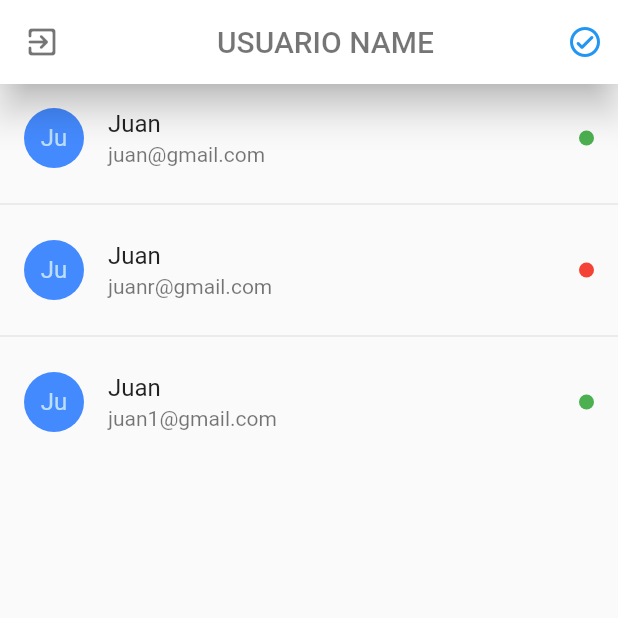
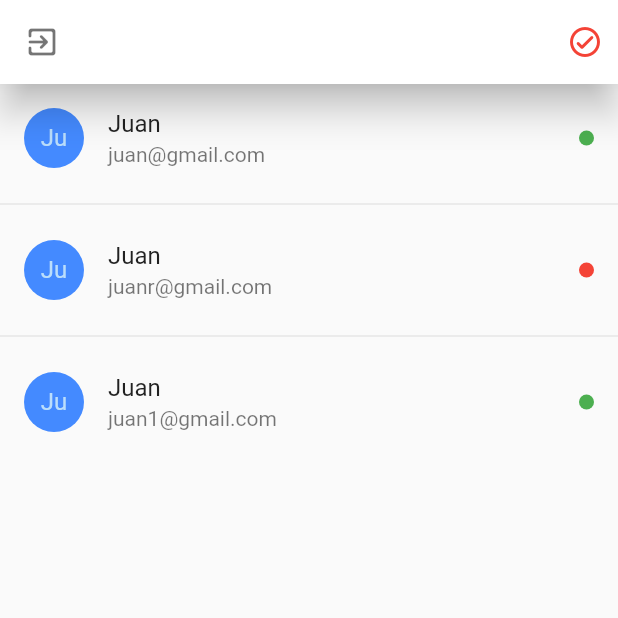
Before and after one commit to milone1/appChat_flutter, a Flutter app: the UserScreen screen opened by its route, on a phone screen of 412 x 824 dp, the top half of it. Run offline on Flutter 3.47's test engine with Material 2 defaults, Android fonts, the phone set to English and light mode, and no system bars; drawn by our look-alikes of pull_to_refresh; our stand-ins replace flutter_secure_storage, socket_io_client; accounts and stored records are empty; network calls fail.

Commit message:
add status online and offline

```diff
--- a/lib/Global/enviroments.dart
+++ b/lib/Global/enviroments.dart
@@ -5,6 +5,6 @@ class Enviroments {
       ? 'http://10.0.2.2:3000/api'
       : 'http://localhost:3000/api';
 
-  static String spcketUrl =
+  static String socketUrl =
       Platform.isAndroid ? 'http://10.0.2.2:3000' : 'http://localhost:3000';
 }
--- a/lib/main.dart
+++ b/lib/main.dart
@@ -1,5 +1,6 @@
 import 'package:appchat_flutter/routes/routes.dart';
 import 'package:appchat_flutter/services/auth_service.dart';
+import 'package:appchat_flutter/services/socket_service.dart';
 import 'package:flutter/material.dart';
 import 'package:provider/provider.dart';
 
@@ -11,7 +12,10 @@ class MyApp extends StatelessWidget {
   @override
   Widget build(BuildContext context) {
     return MultiProvider(
-      providers: [ChangeNotifierProvider(create: (_) => AuthService())],
+      providers: [
+        ChangeNotifierProvider(create: (_) => SocketService()),
+        ChangeNotifierProvider(create: (_) => AuthService()),
+      ],
       child: MaterialApp(
         debugShowCheckedModeBanner: false,
         title: 'Chat App',
--- a/lib/screens/loading_screen.dart
+++ b/lib/screens/loading_screen.dart
@@ -1,6 +1,7 @@
 import 'package:appchat_flutter/screens/login_screen.dart';
 import 'package:appchat_flutter/screens/user_screen.dart';
 import 'package:appchat_flutter/services/auth_service.dart';
+import 'package:appchat_flutter/services/socket_service.dart';
 import 'package:flutter/material.dart';
 import 'package:provider/provider.dart';
 
@@ -22,8 +23,10 @@ class LoadingScreen extends StatelessWidget {
 
   Future checkLoginState(BuildContext context) async {
     final authService = Provider.of<AuthService>(context, listen: false);
+    final socketService = Provider.of<SocketService>(context, listen: false);
     final autenticando = await authService.isLoggedIn();
     if (autenticando) {
+      socketService.connect();
       // ignore: use_build_context_synchronously
       Navigator.pushReplacement(
           context,
--- a/lib/screens/login_screen.dart
+++ b/lib/screens/login_screen.dart
@@ -1,5 +1,6 @@
 import 'package:appchat_flutter/Helpers/show_dialog.dart';
 import 'package:appchat_flutter/services/auth_service.dart';
+import 'package:appchat_flutter/services/socket_service.dart';
 import 'package:appchat_flutter/widgets/button_login.dart';
 import 'package:appchat_flutter/widgets/custom_input.dart';
 import 'package:flutter/material.dart';
@@ -53,6 +54,8 @@ class _Form extends StatelessWidget {
   @override
   Widget build(BuildContext context) {
     final authService = Provider.of<AuthService>(context);
+    final socketService = Provider.of<SocketService>(context);
+
     return Container(
       margin: const EdgeInsets.only(top: 40),
       padding: const EdgeInsets.symmetric(horizontal: 50),
@@ -82,6 +85,7 @@ class _Form extends StatelessWidget {
                     final loginOk = await authService.Login(
                         emailCtrl.text.trim(), passCtrl.text.trim());
                     if (loginOk) {
+                      socketService.connect();
                       // entrar a la ptra pantalla reemplazando la ruta que ya no se usara
                       Navigator.pushReplacementNamed(context, 'user');
                     } else {
--- a/lib/screens/user_screen.dart
+++ b/lib/screens/user_screen.dart
@@ -1,5 +1,8 @@
 import 'package:appchat_flutter/models/user.dart';
+import 'package:appchat_flutter/services/auth_service.dart';
+import 'package:appchat_flutter/services/socket_service.dart';
 import 'package:flutter/material.dart';
+import 'package:provider/provider.dart';
 import 'package:pull_to_refresh/pull_to_refresh.dart';
 
 class UserScreen extends StatefulWidget {
@@ -23,12 +26,15 @@ class _UserScreenState extends State<UserScreen> {
   ];
   @override
   Widget build(BuildContext context) {
+    final authService = Provider.of<AuthService>(context);
+    final socketService = Provider.of<SocketService>(context);
+    final user = authService.usuario;
     return Scaffold(
         appBar: AppBar(
-          title: const Center(
+          title: Center(
             child: Text(
-              "USUARIO NAME",
-              style: TextStyle(color: Colors.black54),
+              user.nombre,
+              style: const TextStyle(color: Colors.black54),
             ),
           ),
           elevation: 10,
@@ -38,14 +44,19 @@ class _UserScreenState extends State<UserScreen> {
               Icons.exit_to_app_rounded,
               color: Colors.black54,
             ),
-            onPressed: () {},
+            onPressed: () {
+              AuthService.deleteToken;
+              Navigator.pushReplacementNamed(context, 'login');
+            },
           ),
           actions: <Widget>[
             Container(
               margin: const EdgeInsets.only(right: 10),
-              child: const Icon(
+              child: Icon(
                 Icons.check_circle_outline_rounded,
-                color: Colors.blue,
+                color: (socketService.serverStatus == ServerStatus.Online
+                    ? Colors.blue
+                    : Colors.red),
               ),
             ),
           ],
--- /dev/null
+++ b/lib/services/socket_service.dart
@@ -0,0 +1,42 @@
+// ignore_for_file: constant_identifier_names
+
+import 'package:appchat_flutter/Global/enviroments.dart';
+import 'package:flutter/material.dart';
+
+// ignore: library_prefixes
+import 'package:socket_io_client/socket_io_client.dart' as IO;
+
+enum ServerStatus { Online, Offline, Connecting }
+
+class SocketService with ChangeNotifier {
+  ServerStatus _serverStatus = ServerStatus.Connecting;
+  late IO.Socket _socket;
+
+  ServerStatus get serverStatus => _serverStatus;
+
+  IO.Socket get socket => _socket;
+  Function get emit => _socket.emit;
+
+  void connect() {
+    // Dart client
+    _socket = IO.io(Enviroments.socketUrl, {
+      'transports': ['websocket'],
+      'autoConnect': true,
+      'forceNew': true,
+    });
+
+    _socket.on('connect', (_) {
+      _serverStatus = ServerStatus.Online;
+      notifyListeners();
+    });
+
+    _socket.on('disconnect', (_) {
+      _serverStatus = ServerStatus.Offline;
+      notifyListeners();
+    });
+  }
+
+  void disconnect() {
+    _socket.disconnect();
+  }
+}
--- a/pubspec.yaml
+++ b/pubspec.yaml
@@ -40,6 +40,7 @@ dependencies:
   provider: ^6.0.5
   http: ^0.13.5
   flutter_secure_storage: ^8.0.0
+  socket_io_client: ^2.0.1
 
 dev_dependencies:
   flutter_test:
```
Also changed, not shown: lib/screens/register_screen.dart (+4 -3 lines), pubspec.lock.
